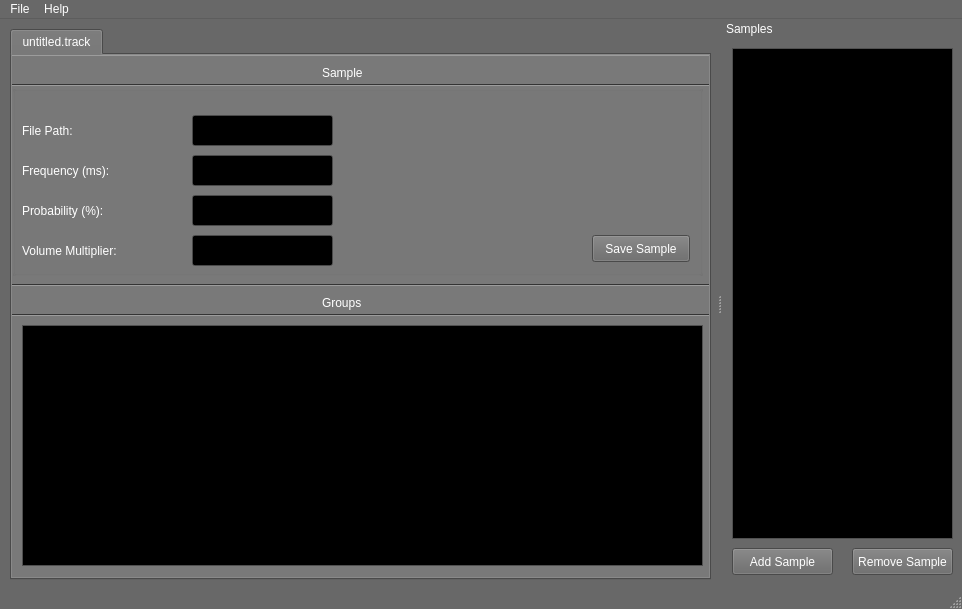
Before: the Qt Designer form src/pgta_composer/mainwindow.ui in PGTA/PGTAComposer, drawn with Qt 5.
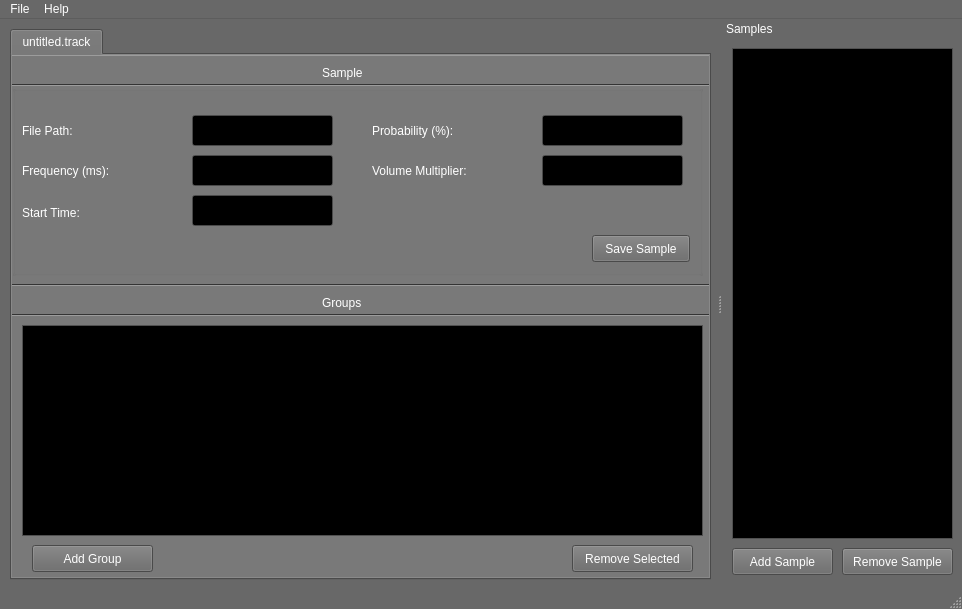
After: the same form once the commit is applied.

Commit message: Added group modification functionality.

```diff
--- a/src/pgta_composer/mainwindow.ui
+++ b/src/pgta_composer/mainwindow.ui
@@ -498,8 +498,8 @@
       <widget class="QLabel" name="label_3">
        <property name="geometry">
         <rect>
-         <x>10</x>
-         <y>110</y>
+         <x>360</x>
+         <y>30</y>
          <width>131</width>
          <height>31</height>
         </rect>
@@ -511,8 +511,8 @@
       <widget class="QLabel" name="label_4">
        <property name="geometry">
         <rect>
-         <x>10</x>
-         <y>150</y>
+         <x>360</x>
+         <y>70</y>
          <width>131</width>
          <height>31</height>
         </rect>
@@ -534,8 +534,8 @@
       <widget class="QLineEdit" name="sample_prob_edit">
        <property name="geometry">
         <rect>
-         <x>180</x>
-         <y>110</y>
+         <x>530</x>
+         <y>30</y>
          <width>141</width>
          <height>31</height>
         </rect>
@@ -544,8 +544,8 @@
       <widget class="QLineEdit" name="sample_vol_edit">
        <property name="geometry">
         <rect>
-         <x>180</x>
-         <y>150</y>
+         <x>530</x>
+         <y>70</y>
          <width>141</width>
          <height>31</height>
         </rect>
@@ -574,6 +574,29 @@
         <string>Save Sample</string>
        </property>
       </widget>
+      <widget class="QLineEdit" name="sample_start_time">
+       <property name="geometry">
+        <rect>
+         <x>180</x>
+         <y>110</y>
+         <width>141</width>
+         <height>31</height>
+        </rect>
+       </property>
+      </widget>
+      <widget class="QLabel" name="label_7">
+       <property name="geometry">
+        <rect>
+         <x>10</x>
+         <y>120</y>
+         <width>81</width>
+         <height>16</height>
+        </rect>
+       </property>
+       <property name="text">
+        <string>Start Time:</string>
+       </property>
+      </widget>
      </widget>
      <widget class="QLabel" name="label_5">
       <property name="geometry">
@@ -659,7 +682,7 @@
         <x>10</x>
         <y>270</y>
         <width>681</width>
-        <height>241</height>
+        <height>211</height>
        </rect>
       </property>
       <property name="dragDropMode">
@@ -672,6 +695,32 @@
        <bool>false</bool>
       </attribute>
      </widget>
+     <widget class="QPushButton" name="remove_group_selection">
+      <property name="geometry">
+       <rect>
+        <x>560</x>
+        <y>490</y>
+        <width>121</width>
+        <height>27</height>
+       </rect>
+      </property>
+      <property name="text">
+       <string>Remove Selected</string>
+      </property>
+     </widget>
+     <widget class="QPushButton" name="add_group">
+      <property name="geometry">
+       <rect>
+        <x>20</x>
+        <y>490</y>
+        <width>121</width>
+        <height>27</height>
+       </rect>
+      </property>
+      <property name="text">
+       <string>Add Group</string>
+      </property>
+     </widget>
      <zorder>groupBox</zorder>
      <zorder>toolBox</zorder>
      <zorder>label_5</zorder>
@@ -756,9 +805,9 @@
     <widget class="QPushButton" name="remove_sample_button">
      <property name="geometry">
       <rect>
-       <x>130</x>
+       <x>120</x>
        <y>510</y>
-       <width>101</width>
+       <width>111</width>
        <height>27</height>
       </rect>
      </property>
```
Left out of the diff: 5 changed lines with no effect on the pictures. The commit also changes 4 other files.
